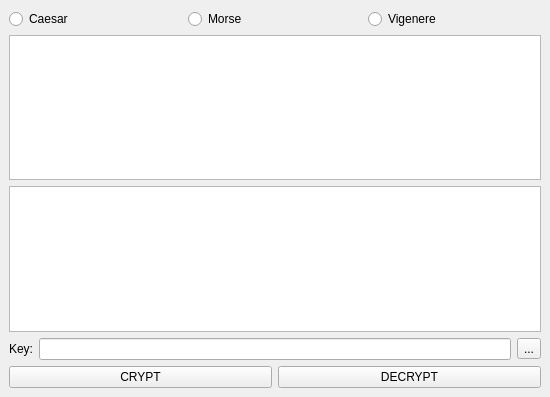
Old version of the form design/design.ui in the repository JMax45/JMax-Encryption-Tools.
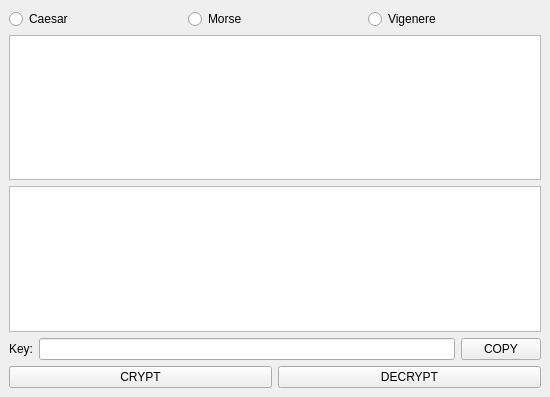
New version of the form.

Commit message: New copy encryption key button

The edit to the form file:
```diff
--- a/design/design.ui
+++ b/design/design.ui
@@ -59,24 +59,9 @@
        <widget class="QLineEdit" name="lineEdit"/>
       </item>
       <item>
-       <widget class="QToolButton" name="toolButton">
+       <widget class="QPushButton" name="pushButton_3">
         <property name="text">
-         <string>...</string>
-        </property>
-        <property name="checkable">
-         <bool>false</bool>
-        </property>
-        <property name="popupMode">
-         <enum>QToolButton::InstantPopup</enum>
-        </property>
-        <property name="toolButtonStyle">
-         <enum>Qt::ToolButtonIconOnly</enum>
-        </property>
-        <property name="autoRaise">
-         <bool>false</bool>
-        </property>
-        <property name="arrowType">
-         <enum>Qt::NoArrow</enum>
+         <string>COPY</string>
         </property>
        </widget>
       </item>
```
The commit also changes 1 other file.
